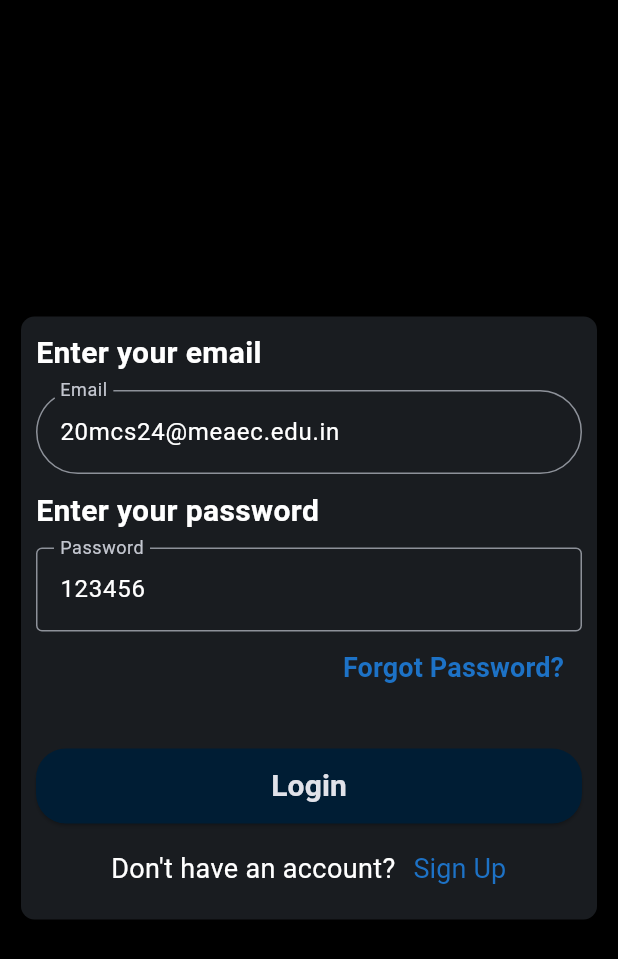
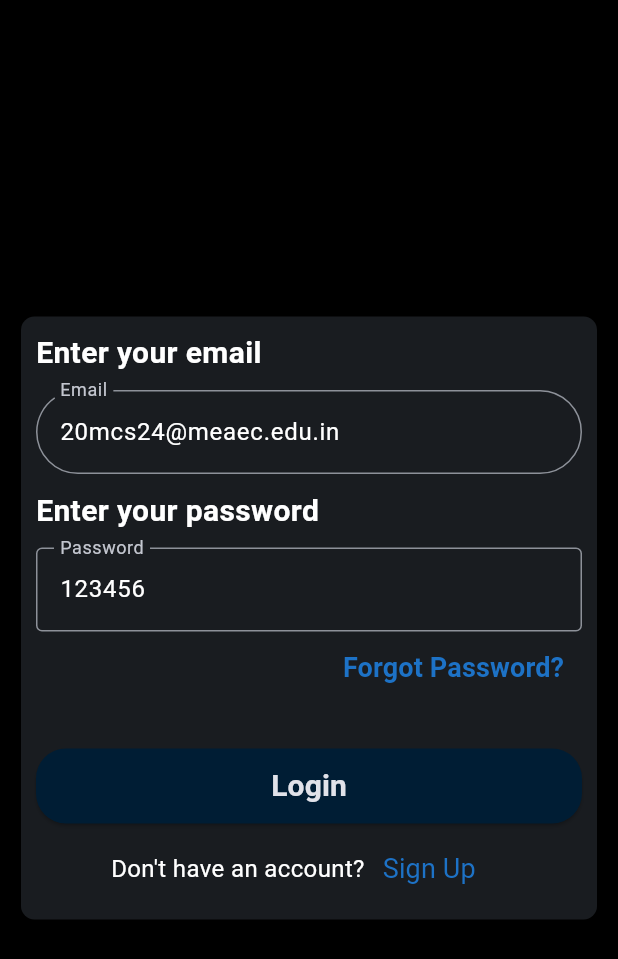
Before and after one commit to fathimafida/job_placement, a Flutter app: the screen it shows after launch, on a phone screen of 412 x 824 dp. Shown: the top 959 px of the screen. Run offline on Flutter 3.47's test engine with Material 3 defaults, Android fonts, the phone set to English and light mode, and no system bars; our stand-ins replace bloc, dio, flex_color_scheme, flutter_bloc, google_fonts, image_picker and 1 more; missing offline and left inert: flutter_quill, logman, wolt_modal_sheet.

Commit message:
url changed

```diff
--- a/lib/common/utils/dioClient.dart
+++ b/lib/common/utils/dioClient.dart
@@ -4,6 +4,8 @@ import 'logman_interceptor.dart';
 
 final bool isEmulator = false;
 final dioClient = Dio(BaseOptions(
-  baseUrl: isEmulator ? "http://10.0.0.2:8000" : 'http://localhost:8000',
+  baseUrl: isEmulator
+      ? "http://10.0.0.2:8000"
+      : 'https://521f-59-93-232-36.ngrok-free.app',
 ))
   ..interceptors.add(LogmanDioInterceptor());
--- a/lib/features/auth/views/auth_screen.dart
+++ b/lib/features/auth/views/auth_screen.dart
@@ -172,7 +172,7 @@ class _AuthScreenState extends State<AuthScreen> {
                           ),
                           Text(
                             "Don't have an account?",
-                            style: applyTextStyle(18, FontWeight.normal),
+                            style: applyTextStyle(16, FontWeight.normal),
                           ),
                           TextButton(
                               onPressed: () {
```
